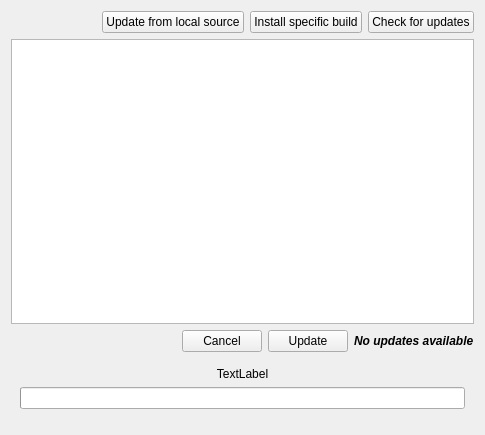
Before: the Qt Designer form client/src/ui/widgets/server_updates_widget.ui in networkoptix/nx_open, drawn with Qt 5.
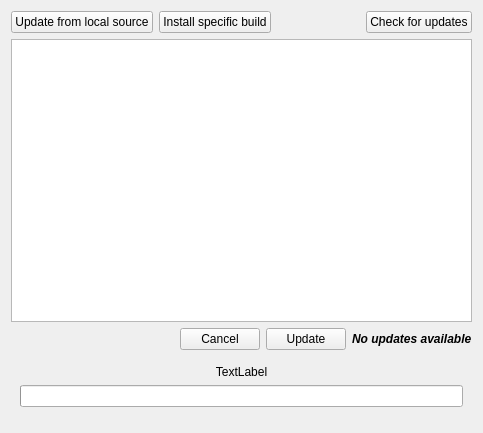
After: the same form once the commit is applied. Custom widgets are drawn as their Qt base class.

Commit message:
move some buttons in update widget
<==== Mercurial data ====>
Branch: auto_update

The edit to the form file:
```diff
--- a/client/src/ui/widgets/server_updates_widget.ui
+++ b/client/src/ui/widgets/server_updates_widget.ui
@@ -6,13 +6,27 @@
    <rect>
     <x>0</x>
     <y>0</y>
-    <width>485</width>
-    <height>435</height>
+    <width>483</width>
+    <height>433</height>
    </rect>
   </property>
   <layout class="QVBoxLayout" name="verticalLayout_3">
    <item>
     <layout class="QHBoxLayout" name="horizontalLayout">
+     <item>
+      <widget class="QPushButton" name="updateFromLocalSourceButton">
+       <property name="text">
+        <string>Update from local source</string>
+       </property>
+      </widget>
+     </item>
+     <item>
+      <widget class="QPushButton" name="installSpecificBuildButton">
+       <property name="text">
+        <string>Install specific build</string>
+       </property>
+      </widget>
+     </item>
      <item>
       <spacer name="horizontalSpacer">
        <property name="orientation">
@@ -26,20 +40,6 @@
        </property>
       </spacer>
      </item>
-     <item>
-      <widget class="QPushButton" name="updateFromLocalSourceButton">
-       <property name="text">
-        <string>Update from local source</string>
-       </property>
-      </widget>
-     </item>
-     <item>
-      <widget class="QPushButton" name="installSpecificBuildButton">
-       <property name="text">
-        <string>Install specific build</string>
-       </property>
-      </widget>
-     </item>
      <item>
       <widget class="QPushButton" name="checkForUpdatesButton">
        <property name="text">
```
